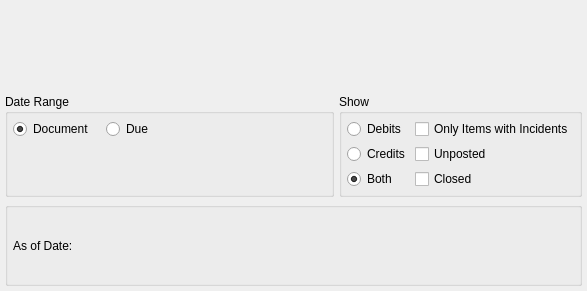
This is xtuple/trunk/guiclient/dspAROpenItems.ui in WooodHead/xtuple as Qt 5 draws it before an edit. The edited form follows.
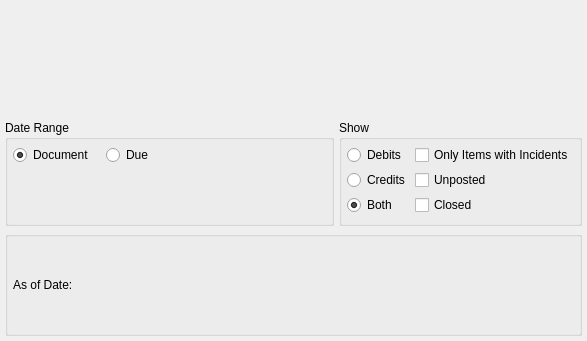
This is the edited form. Custom widgets are drawn as their Qt base class.

```diff
--- a/xtuple/trunk/guiclient/dspAROpenItems.ui
+++ b/xtuple/trunk/guiclient/dspAROpenItems.ui
@@ -14,7 +14,7 @@
     <x>0</x>
     <y>0</y>
     <width>587</width>
-    <height>291</height>
+    <height>341</height>
    </rect>
   </property>
   <property name="windowTitle">
@@ -24,7 +24,7 @@
    <item row="0" column="0" colspan="2">
     <widget class="CustomerSelector" name="_customerSelector"/>
    </item>
-   <item row="1" column="0">
+   <item row="2" column="0">
     <widget class="QGroupBox" name="_dateGroup">
      <property name="title">
       <string>Date Range</string>
@@ -77,7 +77,7 @@
      </layout>
     </widget>
    </item>
-   <item row="1" column="1">
+   <item row="2" column="1">
     <widget class="QGroupBox" name="_showGroup">
      <property name="title">
       <string>Show</string>
@@ -140,7 +140,7 @@
      </layout>
     </widget>
    </item>
-   <item row="2" column="0" colspan="2">
+   <item row="3" column="0" colspan="2">
     <widget class="QGroupBox" name="_asofGroup">
      <property name="title">
       <string/>
@@ -172,6 +172,22 @@
      </layout>
     </widget>
    </item>
+   <item row="1" column="0">
+    <spacer name="verticalSpacer">
+     <property name="orientation">
+      <enum>Qt::Vertical</enum>
+     </property>
+     <property name="sizeType">
+      <enum>QSizePolicy::Fixed</enum>
+     </property>
+     <property name="sizeHint" stdset="0">
+      <size>
+       <width>20</width>
+       <height>5</height>
+      </size>
+     </property>
+    </spacer>
+   </item>
   </layout>
  </widget>
  <layoutdefault spacing="5" margin="5"/>
```
